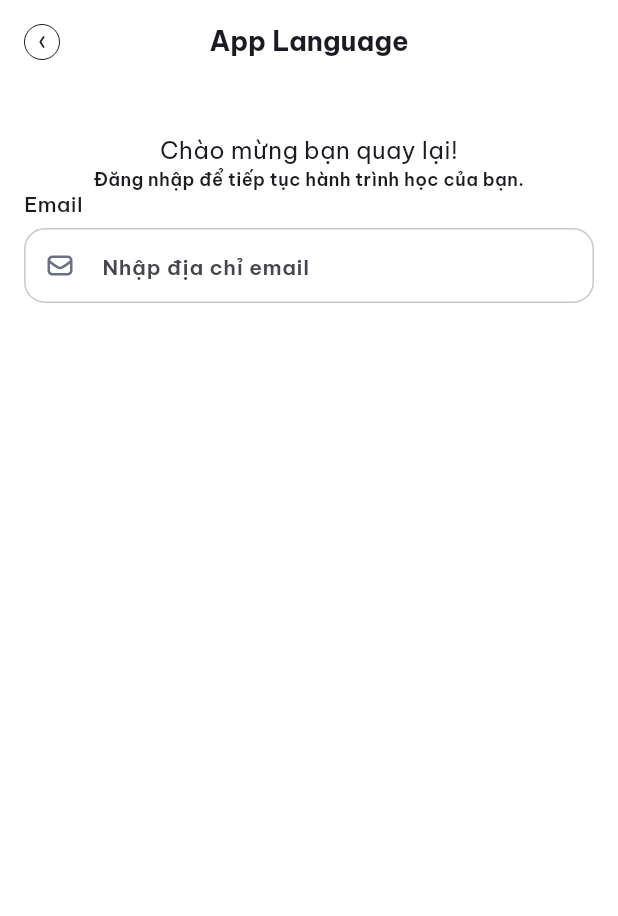
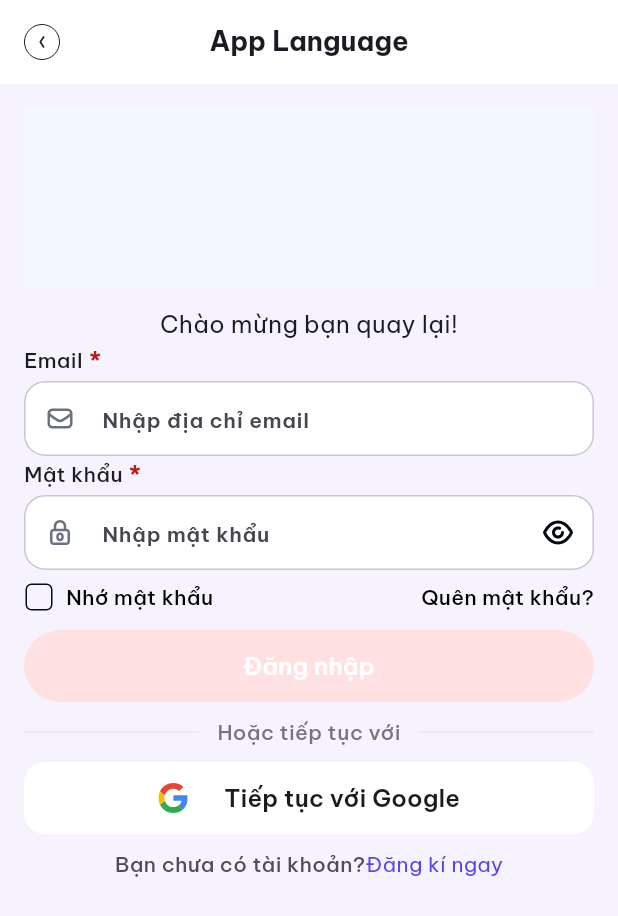
Before and after one commit to baducnguyen259/language_learning_app_full, a Flutter app: the screen it shows after launch, on a phone screen of 412 x 824 dp. Shown: the top 916 px of the screen. Run offline on Flutter 3.47's test engine with Material 3 defaults, Android fonts, the phone set to English and light mode, and no system bars; our stand-ins replace cached_network_image, flutter_svg, get.

Commit message:
up login

```diff
--- a/lib/app/common/values/app_icons.dart
+++ b/lib/app/common/values/app_icons.dart
@@ -7,6 +7,7 @@ abstract class AppIcons {
   static const String icLock = 'assets/icons/ic_lock.svg';
   static const String icMail = 'assets/icons/ic_mail.svg';
   static const String icBack = 'assets/icons/ic_arrowBack_circle.svg';
+  static const String icGoogle = 'assets/icons/ic_google.svg';
   static const String icArrowBackCircle =
       'assets/icons/ic_arrowBack_circle.svg';
   static const String icPhone = 'assets/icons/ic_phone.svg';
--- /dev/null
+++ b/lib/app/common/widgets/custom_button.dart
@@ -0,0 +1,238 @@
+import 'dart:async';
+
+import 'package:flutter/material.dart';
+import 'package:language_learning_app/app/common/values/values.dart';
+
+enum ButtonSizeEnum { LARGE, MEDIUM, SMALL, EXTRA_SMALL }
+
+extension ButtonSizeExtension on ButtonSizeEnum {
+  double get height {
+    switch (this) {
+      case ButtonSizeEnum.LARGE:
+        return 48;
+      case ButtonSizeEnum.MEDIUM:
+        return 40;
+      case ButtonSizeEnum.SMALL:
+        return 36;
+      case ButtonSizeEnum.EXTRA_SMALL:
+        return 32;
+    }
+  }
+}
+
+/// Controller dùng để kích hoạt nút từ bên ngoài.
+class ButtonController extends ChangeNotifier {
+  void onPressed() => notifyListeners();
+}
+
+abstract class BaseButton extends StatefulWidget {
+  const BaseButton({
+    super.key,
+    required this.child,
+    this.backgroundColor,
+    this.foregroundColor,
+    this.disableForegroundColor,
+    this.disableBackgroundColor,
+    this.borderColor,
+    this.onPressed,
+    this.showLoading = false,
+    this.showBorder = false,
+    this.width,
+    this.radius = 100,
+    this.borderWidth = 1,
+    this.padding,
+    this.buttonSize = ButtonSizeEnum.LARGE,
+    this.controller,
+  });
+
+  final Widget child;
+  final Color? backgroundColor;
+  final Color? foregroundColor;
+  final Color? disableForegroundColor;
+  final Color? disableBackgroundColor;
+  final Color? borderColor;
+  final FutureOr<void> Function()? onPressed;
+  final bool showLoading;
+  final bool showBorder;
+  final double? width;
+  final double? radius;
+  final double? borderWidth;
+  final EdgeInsetsGeometry? padding;
+  final ButtonSizeEnum buttonSize;
+  final ButtonController? controller;
+
+  @override
+  State<BaseButton> createState() => _BaseButtonState();
+}
+
+class _BaseButtonState extends State<BaseButton> {
+  bool _isLoading = false;
+
+  @override
+  void initState() {
+    super.initState();
+    widget.controller?.addListener(_handleControllerPressed);
+  }
+
+  @override
+  void didUpdateWidget(covariant BaseButton oldWidget) {
+    super.didUpdateWidget(oldWidget);
+    if (oldWidget.controller != widget.controller) {
+      oldWidget.controller?.removeListener(_handleControllerPressed);
+      widget.controller?.addListener(_handleControllerPressed);
+    }
+  }
+
+  @override
+  void dispose() {
+    widget.controller?.removeListener(_handleControllerPressed);
+    super.dispose();
+  }
+
+  void _handleControllerPressed() {
+    if (widget.onPressed != null) _handlePressed();
+  }
+
+  Future<void> _handlePressed() async {
+    if (_isLoading || widget.onPressed == null) return;
+
+    if (widget.showLoading) {
+      setState(() => _isLoading = true);
+    }
+    try {
+      await widget.onPressed!();
+    } finally {
+      if (mounted && widget.showLoading) {
+        setState(() => _isLoading = false);
+      }
+    }
+  }
+
+  @override
+  Widget build(BuildContext context) {
+    final colorScheme = Theme.of(context).colorScheme;
+    final isEnabled = widget.onPressed != null;
+    final foregroundColor =
+        widget.foregroundColor ?? colorScheme.onPrimary;
+    final backgroundColor =
+        widget.backgroundColor ?? colorScheme.primary;
+    final disabledForegroundColor =
+        widget.disableForegroundColor ?? colorScheme.onSurfaceVariant;
+    final disabledBackgroundColor =
+        widget.disableBackgroundColor ?? colorScheme.surfaceContainerHighest;
+
+    return IgnorePointer(
+      ignoring: _isLoading,
+      child: SizedBox(
+        width: widget.width ?? double.infinity,
+        height: widget.buttonSize.height,
+        child: TextButton(
+          onPressed: isEnabled ? _handlePressed : null,
+          style: TextButton.styleFrom(
+            padding: widget.padding,
+            backgroundColor: backgroundColor,
+            foregroundColor: foregroundColor,
+            disabledBackgroundColor: disabledBackgroundColor,
+            disabledForegroundColor: disabledForegroundColor,
+            side: widget.showBorder
+                ? BorderSide(
+                    color: widget.borderColor ?? foregroundColor,
+                    width: widget.borderWidth ?? 1,
+                  )
+                : BorderSide.none,
+            shape: RoundedRectangleBorder(
+              borderRadius: BorderRadius.circular(widget.radius ?? 100),
+            ),
+          ),
+          child: _isLoading
+              ? SizedBox(
+                  width: 18,
+                  height: 18,
+                  child: CircularProgressIndicator(
+                    strokeWidth: 2,
+                    color: isEnabled ? foregroundColor : disabledForegroundColor,
+                  ),
+                )
+              : widget.child,
+        ),
+      ),
+    );
+  }
+}
+
+class CustomButton extends BaseButton {
+  const CustomButton({
+    super.key,
+    required super.child,
+    super.backgroundColor,
+    super.foregroundColor,
+    super.disableForegroundColor,
+    super.disableBackgroundColor,
+    super.borderColor,
+    super.onPressed,
+    super.showLoading,
+    super.showBorder,
+    super.width,
+    super.radius,
+    super.borderWidth,
+    super.padding,
+    super.buttonSize,
+    super.controller,
+  });
+
+  CustomButton.text({
+    super.key,
+    required String title,
+    TextStyle? style,
+    super.backgroundColor,
+    super.foregroundColor,
+    super.disableForegroundColor,
+    super.disableBackgroundColor,
+    super.onPressed,
+    super.width,
+    super.radius,
+    super.padding,
+    super.showLoading,
+    super.buttonSize,
+    super.controller,
+  }) : super(child: Text(title, style: style ?? AppTextStyle.buttonL));
+
+  CustomButton.outline({
+    super.key,
+    required String title,
+    TextStyle? style,
+    super.backgroundColor = Colors.white,
+    super.foregroundColor,
+    super.borderColor = Colors.black,
+    super.onPressed,
+    super.width,
+    super.radius,
+    super.borderWidth,
+    super.padding,
+    super.showLoading,
+    super.buttonSize,
+    super.controller,
+  }) : super(
+         showBorder: true,
+         child: Text(title, style: style ?? AppTextStyle.buttonL),
+       );
+
+  CustomButton.primary({
+    super.key,
+    required String title,
+    TextStyle? style,
+    super.onPressed,
+    super.width,
+    super.padding,
+    super.showLoading,
+    super.buttonSize,
+    super.controller,
+    Color? backgroundColor,
+    double radius = 100,
+  }) : super(
+         backgroundColor: backgroundColor,
+         foregroundColor: Colors.white,
+         child: Text(title, style: style ?? AppTextStyle.buttonL),
+         radius: radius,
+       );
+}
--- a/lib/app/common/widgets/custom_text.dart
+++ b/lib/app/common/widgets/custom_text.dart
@@ -44,7 +44,7 @@ class CustomText extends StatelessWidget {
     return Text(
       text,
       style: baseStyle.copyWith(
-        color: color ?? baseStyle.color ?? theme.colorScheme.onSurface,
+        color: color ?? baseStyle.color ?? Colors.black,
         height: height,
         decoration: textDecoration,
       ),
--- a/lib/app/common/widgets/custom_text_field.dart
+++ b/lib/app/common/widgets/custom_text_field.dart
@@ -258,7 +258,7 @@ class _CustomTextFieldState extends State<CustomTextField> {
       children: [
         if (widget.labelInput?.isNotEmpty ?? false)
           Padding(
-            padding: const EdgeInsets.only(bottom: 8),
+            padding: const EdgeInsets.only(bottom: 2),
             child: Row(
               children: [
                 Flexible(
@@ -269,7 +269,7 @@ class _CustomTextFieldState extends State<CustomTextField> {
                           widget.labelStyle ??
                           theme.textTheme.labelMedium?.copyWith(
                             color: colorScheme.onSurface,
-                            fontWeight: FontWeight.w600,
+                            fontWeight: FontWeight.w500,
                           ),
                     ),
                   ),
--- a/lib/app/modules/login/controllers/login_controller.dart
+++ b/lib/app/modules/login/controllers/login_controller.dart
@@ -11,4 +11,6 @@ import 'package:get/get.dart';
 class LoginController extends GetxController {
   final emailcontroller = TextEditingController();
   final passwordcontroller = TextEditingController();
+  final googlecontroller = TextEditingController();
+  final RxBool isSavePassword = RxBool(false);
 }
--- a/lib/app/modules/login/view/login_view.dart
+++ b/lib/app/modules/login/view/login_view.dart
@@ -1,7 +1,9 @@
+import 'package:flutter/gestures.dart';
 import 'package:flutter/material.dart';
 import 'package:get/get.dart';
 import 'package:language_learning_app/app/common/values/values.dart';
 import 'package:language_learning_app/app/common/widgets/base_scaffold.dart';
+import 'package:language_learning_app/app/common/widgets/custom_button.dart';
 import 'package:language_learning_app/app/common/widgets/custom_image.dart';
 import 'package:language_learning_app/app/common/widgets/custom_text.dart';
 import 'package:language_learning_app/app/common/widgets/custom_text_field.dart';
@@ -20,17 +22,21 @@ class LoginView extends GetView<LoginController> {
         color: HexColor('#1C1B23'),
       ),
       appBarBackgroundColor: AppColors.white1,
-      backgroundColor: AppColors.white1,
+      backgroundColor: HexColor('F6F2FE'),
       body: SafeArea(
         child: SingleChildScrollView(
           padding: const EdgeInsets.all(16),
           child: Column(
-            crossAxisAlignment: CrossAxisAlignment.stretch,
+            crossAxisAlignment: CrossAxisAlignment.center,
             children: [
               _buildLogo(),
-              const SizedBox(height: 16),
+              const SizedBox(height: 12),
               _buildAppTitle(),
               _buildFormLogin(),
+              const SizedBox(height: 12),
+              _buildSocialLogin(),
+              const SizedBox(height: 12),
+              _buildRegisterText(),
             ],
           ),
         ),
@@ -39,23 +45,32 @@ class LoginView extends GetView<LoginController> {
   }
 
   Widget _buildLogo() {
-    return Center();
+    return Container(
+      width: Get.width,
+      height: 120,
+      decoration: BoxDecoration(color: AppColors.blue5),
+    );
   }
 
   Widget _buildAppTitle() {
-    return Column(
-      children: [
-        CustomText(
-          text: 'Chào mừng bạn quay lại!',
-          textAlign: TextAlign.center,
-          color: HexColor('#1C1B23'),
-        ),
-        CustomText(
-          text: 'Đăng nhập để tiếp tục hành trình học của bạn.',
-          style: AppTextStyle.labelXSmall,
-          textAlign: TextAlign.center,
-        ),
-      ],
+    // return Column(
+    //   children: [
+    //     CustomText(
+    //       text: 'Chào mừng bạn quay lại!',
+    //       textAlign: TextAlign.center,
+    //       color: HexColor('#1C1B23'),
+    //     ),
+    //     CustomText(
+    //       text: 'Đăng nhập để tiếp tục hành trình học của bạn.',
+    //       style: AppTextStyle.labelXSmall,
+    //       textAlign: TextAlign.center,
+    //     ),
+    //   ],
+    // );
+    return CustomText(
+      text: 'Chào mừng bạn quay lại!',
+      textAlign: TextAlign.center,
+      color: HexColor('#1C1B23'),
     );
   }
 
@@ -65,13 +80,136 @@ class LoginView extends GetView<LoginController> {
       children: [
         CustomTextField(
           controller: controller.emailcontroller,
+          isRequired: true,
           labelInput: 'Email',
           labelStyle: AppTextStyle.labelMedSmall,
           prefixWidget: CustomImage.asset(AppIcons.icMail),
           hintText: 'Nhập địa chỉ email',
           hintStyle: AppTextStyle.labelSmall,
         ),
+        CustomTextField(
+          controller: controller.passwordcontroller,
+          isRequired: true,
+          labelInput: 'Mật khẩu',
+          labelStyle: AppTextStyle.labelMedSmall,
+          prefixWidget: CustomImage.asset(AppIcons.icLock),
+          hintText: 'Nhập mật khẩu',
+          hintStyle: AppTextStyle.labelSmall,
+          suffixWidget: CustomImage.asset(
+            AppIcons.icEye,
+            width: 24,
+            height: 24,
+          ).marginAll(12),
+        ),
+        const SizedBox(height: 8),
+        Row(
+          children: [
+            SizedBox(
+              width: 20,
+              height: 20,
+              child: Checkbox(
+                value: controller.isSavePassword.value,
+                onChanged: (value) {},
+                side: BorderSide(color: AppColors.contentLarge, width: 1),
+                activeColor: AppColors.nvBrand500,
+                shape: RoundedRectangleBorder(
+                  borderRadius: BorderRadius.circular(4),
+                ),
+              ),
+            ),
+
+            const SizedBox(width: 8),
+            CustomText(text: 'Nhớ mật khẩu', style: AppTextStyle.labelMedSmall),
+            const Spacer(),
+            GestureDetector(
+              onTap: () {},
+              child: CustomText(
+                text: 'Quên mật khẩu?',
+                style: AppTextStyle.labelMedSmall,
+              ),
+            ),
+          ],
+        ),
+        const SizedBox(height: 12),
+        CustomButton.primary(
+          title: 'Đăng nhập',
+          onPressed: () {},
+          backgroundColor: AppColors.red15,
+        ),
       ],
     );
   }
+
+  Widget _buildSocialLogin() {
+    return Column(
+      children: [
+        Row(
+          children: [
+            Expanded(
+              child: Divider(
+                color: AppColors.borderPrimaryLightGrayScale,
+                thickness: 1,
+              ),
+            ),
+            Padding(
+              padding: const EdgeInsets.symmetric(horizontal: 12),
+              child: CustomText(
+                text: 'Hoặc tiếp tục với',
+                color: AppColors.colorNeutralN07,
+                style: AppTextStyle.labelMedSmall,
+              ),
+            ),
+            Expanded(
+              child: Divider(
+                color: AppColors.borderPrimaryLightGrayScale,
+                thickness: 1,
+              ),
+            ),
+          ],
+        ),
+        const SizedBox(height: 12),
+        CustomButton(
+          backgroundColor: AppColors.colorNeutralN01,
+          foregroundColor: AppColors.colorNeutralN11,
+          radius: 14,
+          onPressed: () {},
+          child: Row(
+            mainAxisAlignment: MainAxisAlignment.center,
+            children: [
+              CustomImage.asset(AppIcons.icGoogle, width: 20, height: 20),
+              const SizedBox(width: 24),
+              CustomText(
+                text: 'Tiếp tục với Google',
+                color: AppColors.colorNeutralN11,
+                style: AppTextStyle.buttonL,
+              ),
+            ],
+          ),
+        ),
+      ],
+    );
+  }
+
+  Widget _buildRegisterText() {
+    return Center(
+      child: Text.rich(
+        TextSpan(
+          text: 'Bạn chưa có tài khoản?',
+          style: AppTextStyle.labelMedSmall.copyWith(
+            color: HexColor('#514C5D'),
+          ),
+          children: [
+            TextSpan(
+              text: 'Đăng kí ngay',
+              style: AppTextStyle.labelMedSmall.copyWith(
+                color: HexColor('#5B43E8'),
+                fontWeight: FontWeight.w400,
+              ),
+              recognizer: TapGestureRecognizer(),
+            ),
+          ],
+        ),
+      ),
+    );
+  }
 }
```
Also changed, not shown: assets/icons/ic_google.svg (added).
